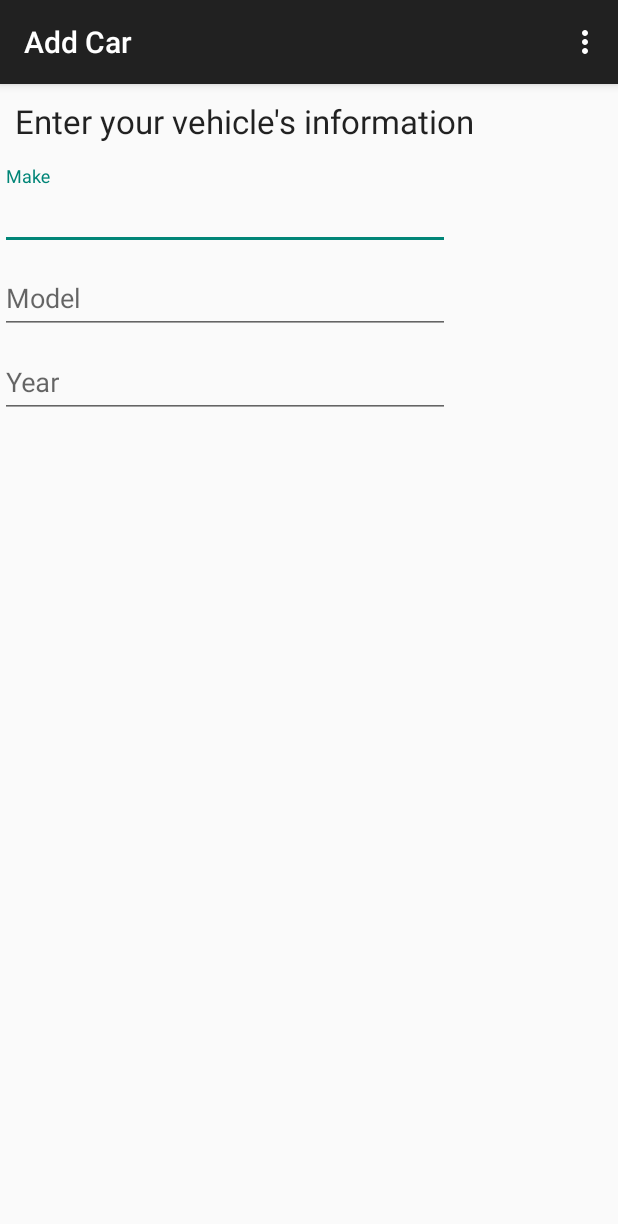
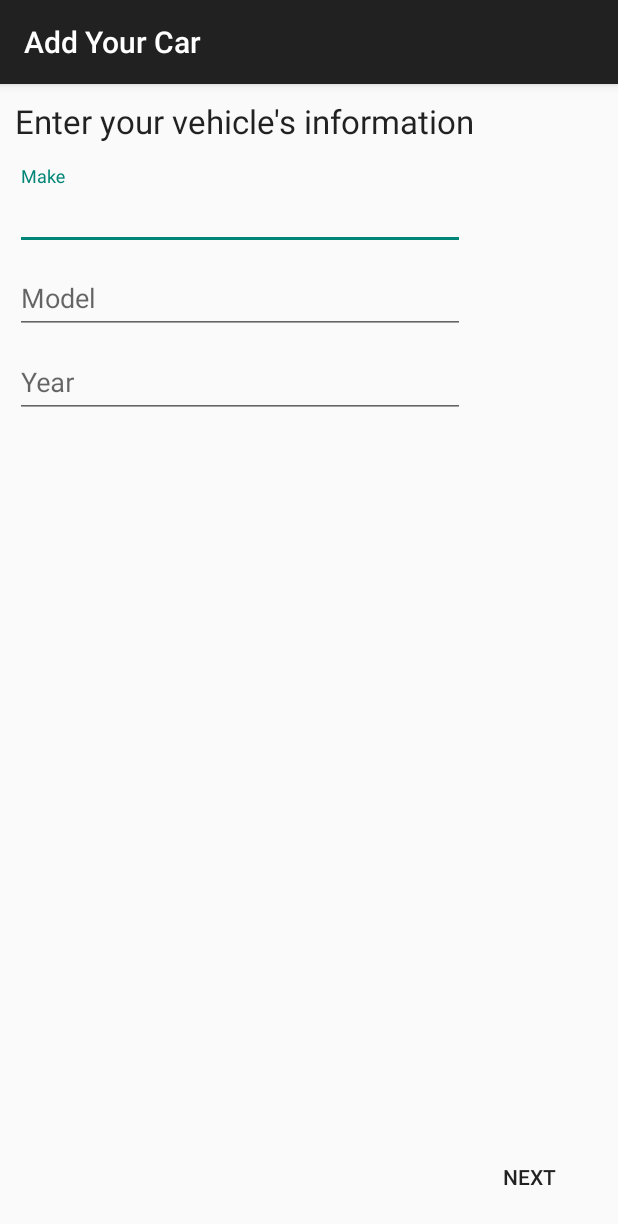
Before and after one commit to PaulKlauser/autologger, an Android app: the AddCarActivity screen opened directly, with no data from a screen before it, on a phone screen of 412 x 824 dp. Shown: the top 1224 px of the screen. Run offline under Robolectric (Android 15) with nearby library versions, the phone set to English and light mode, and no system bars; 2 statements that could not run were skipped.

```diff
--- a/app/src/main/java/paulklauser/gastracker/ui/addcar/AddCarActivity.java
+++ b/app/src/main/java/paulklauser/gastracker/ui/addcar/AddCarActivity.java
@@ -21,13 +21,6 @@ public class AddCarActivity extends AppCompatActivity {
     }
 
     @Override
-    public boolean onCreateOptionsMenu(Menu menu) {
-        // Inflate the menu; this adds items to the action bar if it is present.
-        getMenuInflater().inflate(R.menu.menu_add_car, menu);
-        return true;
-    }
-
-    @Override
     public boolean onOptionsItemSelected(MenuItem item) {
         // Handle action bar item clicks here. The action bar will
         // automatically handle clicks on the Home/Up button, so long
--- a/app/src/main/res/layout/fragment_add_car_info.xml
+++ b/app/src/main/res/layout/fragment_add_car_info.xml
@@ -1,10 +1,11 @@
 <?xml version="1.0" encoding="utf-8"?>
-<LinearLayout
+<RelativeLayout
     xmlns:android="http://schemas.android.com/apk/res/android"
     android:orientation="vertical"
     android:layout_width="match_parent"
     android:layout_height="match_parent">
     <TextView
+        android:id="@+id/title"
         android:layout_width="wrap_content"
         android:layout_height="wrap_content"
         android:text="@string/select_vehicle"
@@ -12,9 +13,12 @@
         android:layout_marginTop="10dp"
         android:textSize="@dimen/abc_text_size_large_material"/>
     <android.support.design.widget.TextInputLayout
+        android:id="@+id/make_holder"
         android:layout_width="300dp"
         android:layout_height="wrap_content"
-        android:layout_marginTop="15dp">
+        android:layout_below="@id/title"
+        android:layout_marginTop="15dp"
+        android:layout_marginLeft="10dp">
         <AutoCompleteTextView
             android:id="@+id/make"
             android:layout_width="match_parent"
@@ -22,8 +26,11 @@
             android:hint="Make"/>
     </android.support.design.widget.TextInputLayout>
     <android.support.design.widget.TextInputLayout
+        android:id="@+id/model_holder"
         android:layout_width="300dp"
-        android:layout_height="wrap_content">
+        android:layout_height="wrap_content"
+        android:layout_below="@id/make_holder"
+        android:layout_marginLeft="10dp">
         <AutoCompleteTextView
             android:id="@+id/model"
             android:layout_width="match_parent"
@@ -32,7 +39,9 @@
     </android.support.design.widget.TextInputLayout>
     <android.support.design.widget.TextInputLayout
         android:layout_width="300dp"
-        android:layout_height="wrap_content">
+        android:layout_height="wrap_content"
+        android:layout_below="@id/model_holder"
+        android:layout_marginLeft="10dp">
         <AutoCompleteTextView
             android:id="@+id/year"
             android:layout_width="match_parent"
@@ -40,5 +49,14 @@
             android:hint="Year"
             android:completionThreshold="1"/>
     </android.support.design.widget.TextInputLayout>
+    <Button
+        android:layout_width="wrap_content"
+        android:layout_height="wrap_content"
+        style="?android:attr/borderlessButtonStyle"
+        android:text="@string/next"
+        android:layout_alignParentBottom="true"
+        android:layout_alignParentRight="true"
+        android:layout_marginRight="15dp"
+        android:layout_marginBottom="15dp"/>
 
-</LinearLayout>
+</RelativeLayout>
--- a/app/src/main/res/values/strings.xml
+++ b/app/src/main/res/values/strings.xml
@@ -1,10 +1,13 @@
 <resources>
     <string name="app_name">Gas Tracker</string>
-    <string name="title_activity_add_car">Add Car</string>
+    <string name="title_activity_add_car">Add Your Car</string>
 
     <string name="hello_world">Hello world!</string>
     <string name="action_settings">Settings</string>
 
     <!-- Add New Car -->
     <string name="select_vehicle">Enter your vehicle\'s information</string>
+
+    <!-- General -->
+    <string name="next">Next</string>
 </resources>
```
